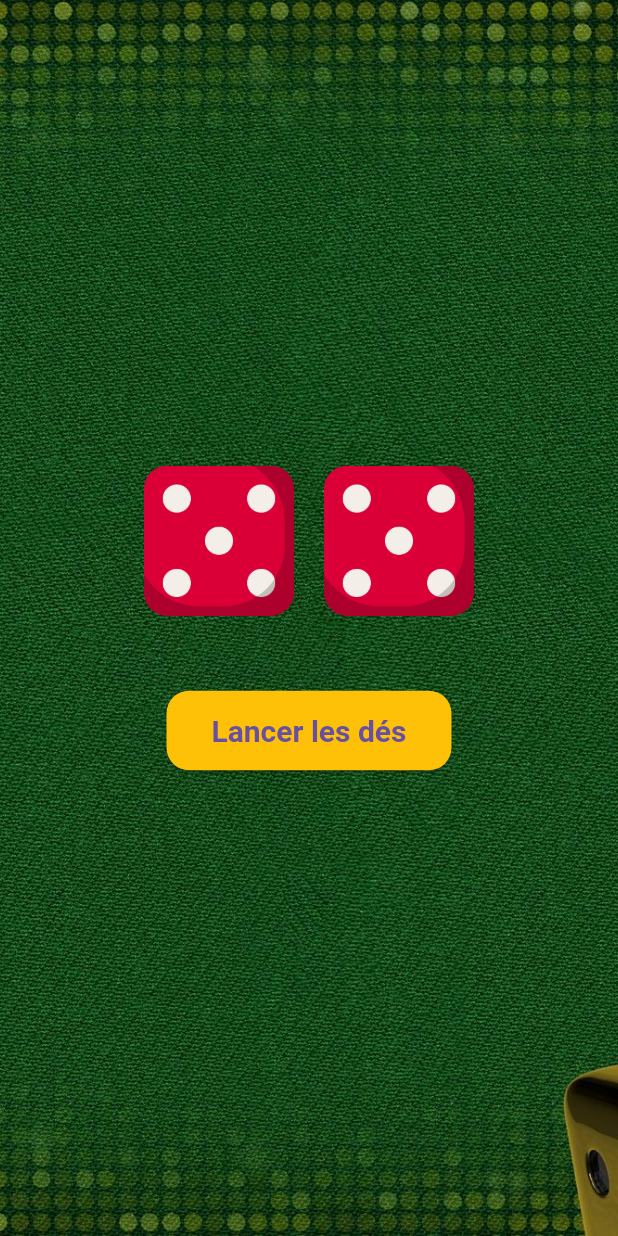
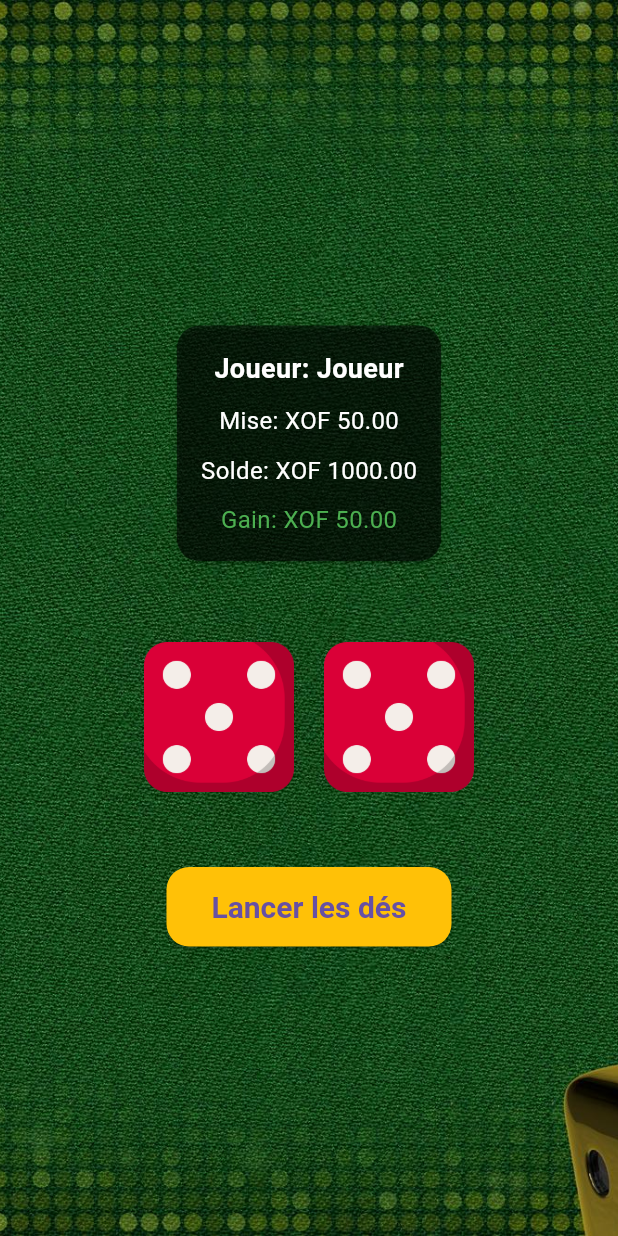
Before and after one commit to pytharchimede/gode_game, a Flutter app: the screen it shows after launch, after a tap on "Lancer les dés", on a phone screen of 412 x 824 dp. Run offline on Flutter 3.47's test engine with Material 3 defaults, Android fonts, the phone set to English and light mode, and no system bars; drawn by our look-alikes of flutter_animate.

Commit message:
ajout infos utilisateur

```diff
--- a/lib/main.dart
+++ b/lib/main.dart
@@ -27,6 +27,10 @@ class _DiceGameState extends State<DiceGame> {
   int dice1 = 1;
   int dice2 = 1;
   bool isRolling = false;
+  String playerName = "Joueur";
+  double balance = 1000.0;
+  double betAmount = 50.0;
+  double winAmount = 0.0;
 
   void rollDice() async {
     setState(() {
@@ -43,7 +47,18 @@ class _DiceGameState extends State<DiceGame> {
       });
     }
 
+    // Calculer le gain
+    int sum = dice1 + dice2;
+    if (sum == 7 || sum == 11) {
+      winAmount = betAmount * 2;
+    } else if (sum == 2 || sum == 3 || sum == 12) {
+      winAmount = 0; // Perte
+    } else {
+      winAmount = betAmount; // Mise simple, pas de perte
+    }
+
     setState(() {
+      balance = balance + winAmount - betAmount; // Mettre à jour le solde
       isRolling = false;
     });
   }
@@ -64,7 +79,57 @@ class _DiceGameState extends State<DiceGame> {
             child: Column(
               mainAxisAlignment: MainAxisAlignment.center,
               children: [
+                // Tableau de bord du joueur
+                Padding(
+                  padding: const EdgeInsets.all(20.0),
+                  child: Card(
+                    color: Colors.black54,
+                    shape: RoundedRectangleBorder(
+                      borderRadius: BorderRadius.circular(15),
+                    ),
+                    child: Padding(
+                      padding: const EdgeInsets.all(16.0),
+                      child: Column(
+                        children: [
+                          Text(
+                            'Joueur: $playerName',
+                            style: const TextStyle(
+                              color: Colors.white,
+                              fontSize: 18,
+                              fontWeight: FontWeight.bold,
+                            ),
+                          ),
+                          const SizedBox(height: 10),
+                          Text(
+                            'Mise: XOF ${betAmount.toStringAsFixed(2)}',
+                            style: const TextStyle(
+                              color: Colors.white,
+                              fontSize: 16,
+                            ),
+                          ),
+                          const SizedBox(height: 10),
+                          Text(
+                            'Solde: XOF ${balance.toStringAsFixed(2)}',
+                            style: const TextStyle(
+                              color: Colors.white,
+                              fontSize: 16,
+                            ),
+                          ),
+                          const SizedBox(height: 10),
+                          Text(
+                            'Gain: XOF ${winAmount.toStringAsFixed(2)}',
+                            style: TextStyle(
+                              color: winAmount > 0 ? Colors.green : Colors.red,
+                              fontSize: 16,
+                            ),
+                          ),
+                        ],
+                      ),
+                    ),
+                  ),
+                ),
                 // Dés avec animation
+                const SizedBox(height: 30), // Espace entre la box et les dés
                 Row(
                   mainAxisAlignment: MainAxisAlignment.center,
                   children: [
```
